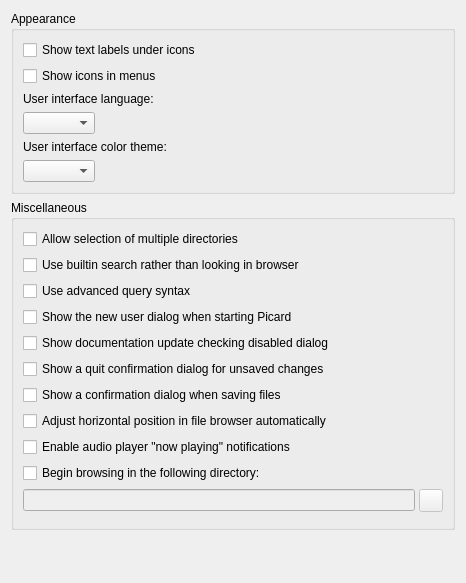
Above: ui/options_interface.ui from metabrainz/picard before the change. Below: the same form after it.
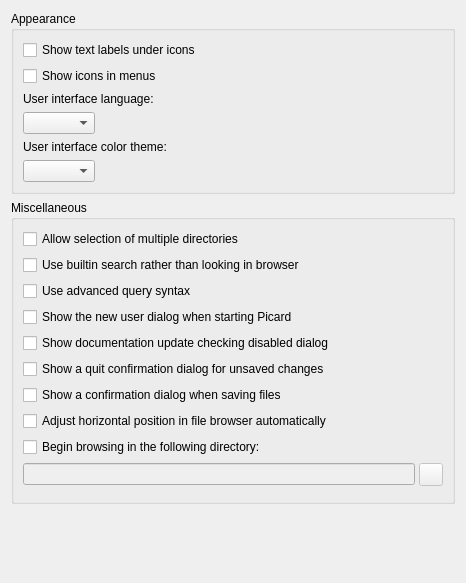
That is the form after the change.

Commit message: Moved Audio Player options onto separate options page

What changed in the file:
```diff
--- a/ui/options_interface.ui
+++ b/ui/options_interface.ui
@@ -156,13 +156,6 @@
         </property>
        </widget>
       </item>
-      <item>
-       <widget class="QCheckBox" name="player_now_playing">
-        <property name="text">
-         <string>Enable audio player &quot;now playing&quot; notifications</string>
-        </property>
-       </widget>
-      </item>
       <item>
        <widget class="QCheckBox" name="starting_directory">
         <property name="text">
```
Left out of the diff: 1 changed line with no effect on the pictures. The commit also changes 6 other files.
